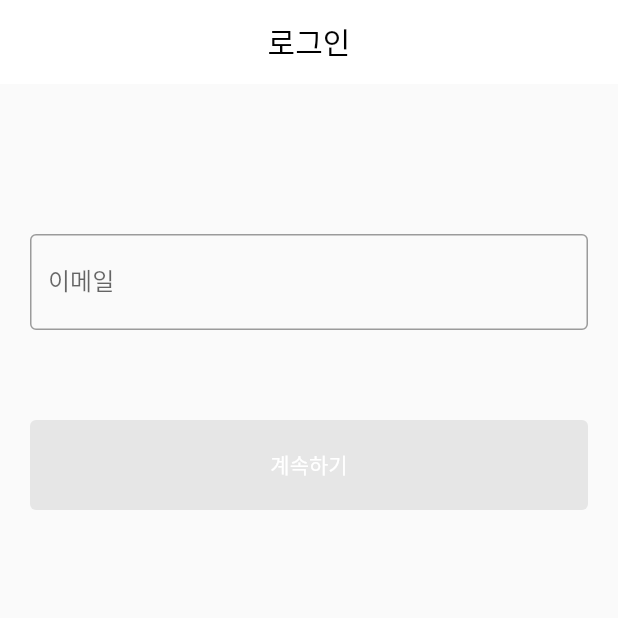
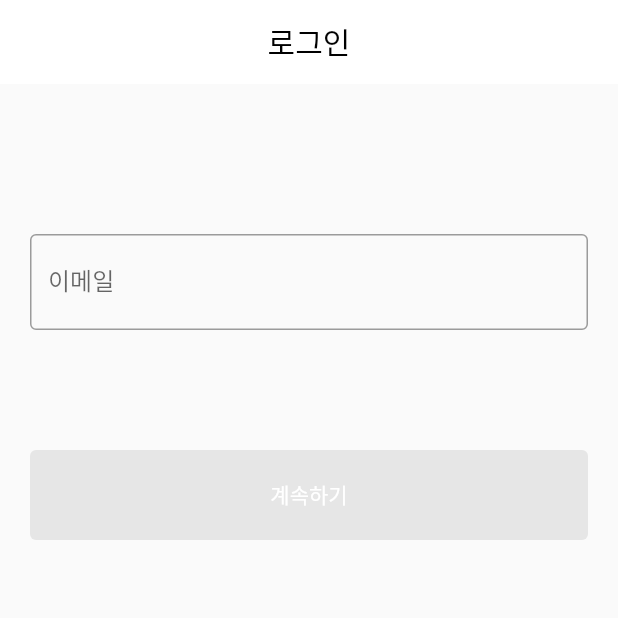
Before and after one commit to ji-e/flutter_test_app, a Flutter app: the screen it shows after launch, on a phone screen of 412 x 824 dp, the top half of it. Run offline on Flutter 3.47's test engine with Material 2 defaults, Android fonts, the phone set to English and light mode, and no system bars; our stand-ins replace dartz.

Commit message:
로그인 ui ...ing

```diff
--- a/lib/api/ApiRequestBody.dart
+++ b/lib/api/ApiRequestBody.dart
@@ -1,4 +1,3 @@
-import 'package:flutter/cupertino.dart';
 import 'package:intl/intl.dart';
 import 'package:uuid/uuid.dart';
 
--- a/lib/main.dart
+++ b/lib/main.dart
@@ -1,5 +1,4 @@
 import 'package:flutter/material.dart';
-import 'package:flutter/services.dart';
 import 'package:fluttertestapp/Utils/ColorUtils.dart';
 import 'package:fluttertestapp/provider/SignInProvider.dart';
 import 'package:fluttertestapp/provider/SignUpProvider.dart';
--- a/lib/utils/LogUtils.dart
+++ b/lib/utils/LogUtils.dart
@@ -1,4 +1,4 @@
-import 'dart:isolate';
+
 
 class LogUtils {
   final StackTrace _trace;
--- a/lib/views/SignInPwScreen.dart
+++ b/lib/views/SignInPwScreen.dart
@@ -2,8 +2,6 @@ import 'package:flutter/cupertino.dart';
 import 'package:flutter/material.dart';
 import 'package:fluttertestapp/Utils/ColorUtils.dart';
 import 'package:fluttertestapp/provider/SignInProvider.dart';
-import 'package:fluttertestapp/utils/Constants.dart';
-import 'package:fluttertestapp/utils/LogUtils.dart';
 import 'package:provider/provider.dart';
 
 class SignInPwScreen extends StatefulWidget {
--- a/lib/views/SignInScreen.dart
+++ b/lib/views/SignInScreen.dart
@@ -4,7 +4,6 @@ import 'package:fluttertestapp/customviews/CustomBottomDialog.dart';
 import 'package:fluttertestapp/provider/SignInProvider.dart';
 import 'package:fluttertestapp/utils/ColorUtils.dart';
 import 'package:fluttertestapp/utils/Constants.dart';
-import 'package:fluttertestapp/utils/LogUtils.dart';
 import 'package:provider/provider.dart';
 
 import 'SignInPwScreen.dart';
@@ -47,25 +46,21 @@ class _SignInScreen extends State<SignInScreen> {
       ),
       body: Form(
           key: _formEmail,
-          child: SingleChildScrollView(
+//          child: SingleChildScrollView(
               child: Container(
                   padding: const EdgeInsets.all(20),
-                  child: Column(children: <Widget>[
-                    _emailEdit(),
+                  child: ListView(children: <Widget>[
+                _emailEdit(),
                     _signInButton(),
                   ])
-
-//        floatingActionButton: FloatingActionButton(
-//        onPressed:()=>signInProvider.jw1001("jieun1@naver.com"),
-//        tooltip: 'Increment',
-//        child: Icon(Icons.add),
-                  ))),
+//              )
+          )),
     );
   }
 
   Widget _emailEdit() {
     return Container(
-      margin: const EdgeInsets.fromLTRB(0, 80, 0, 60),
+      margin: const EdgeInsets.fromLTRB(0, 80, 0, 0),
       child: TextFormField(
         controller: _emailController,
         decoration: InputDecoration(
@@ -87,8 +82,10 @@ class _SignInScreen extends State<SignInScreen> {
 
   Widget _signInButton() {
     var bottom = MediaQuery.of(context).viewInsets.bottom;
+    var top = MediaQuery.of(context).viewInsets.bottom;
+
     return Container(
-        margin: EdgeInsets.fromLTRB(0, 0, 0, bottom),
+        margin: EdgeInsets.fromLTRB(0, 80, 0, 0),
         height: 60,
         width: MediaQuery.of(context).size.width,
         child: RaisedButton(
@@ -128,12 +125,7 @@ class _SignInScreen extends State<SignInScreen> {
                         },
                         isDismissible: false,
                         enableDrag: false);
-//
                   }
-
-                  LogUtils(StackTrace.current).d(reqData);
-//                  var email = reqData.email;
-//                  LogUtils(StackTrace.current).d(email);
                 }
               : null,
           shape: RoundedRectangleBorder(borderRadius: BorderRadius.circular(4)),
@@ -169,14 +161,4 @@ class _SignInScreen extends State<SignInScreen> {
     Navigator.of(context)
         .push(MaterialPageRoute(builder: (context) => SignUpScreen()));
   }
-
-//  Widget _pwEdit() {
-//    return TextField(
-//      obscureText: true,
-//      decoration: InputDecoration(
-//          border: OutlineInputBorder(),
-//          labelText: "비밀번호",
-//          hintText: "비밀번호를 입력해주세요"),
-//    );
-//  }
 }
--- a/lib/views/SignUpScreen.dart
+++ b/lib/views/SignUpScreen.dart
@@ -3,7 +3,6 @@ import 'package:flutter/material.dart';
 import 'package:fluttertestapp/Utils/ColorUtils.dart';
 import 'package:fluttertestapp/provider/SignInProvider.dart';
 import 'package:fluttertestapp/utils/Constants.dart';
-import 'package:fluttertestapp/utils/LogUtils.dart';
 import 'package:provider/provider.dart';
 
 class SignUpScreen extends StatefulWidget {
```
Also changed, not shown: lib/customviews/CustomBottomDialog.dart (+3 -4 lines), lib/utils/TextStyleUtils.dart (added, +24 -0 lines), lib/utils/UICommonUtils.dart (added, +7 -0 lines).
